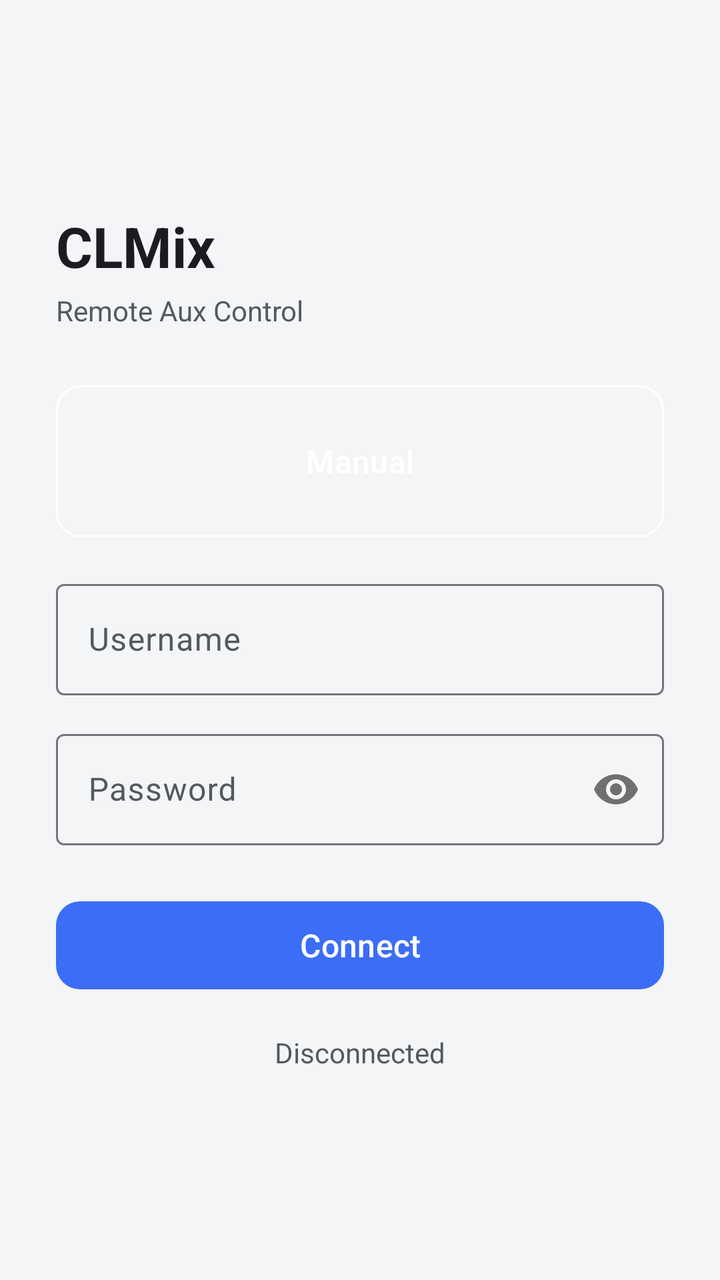
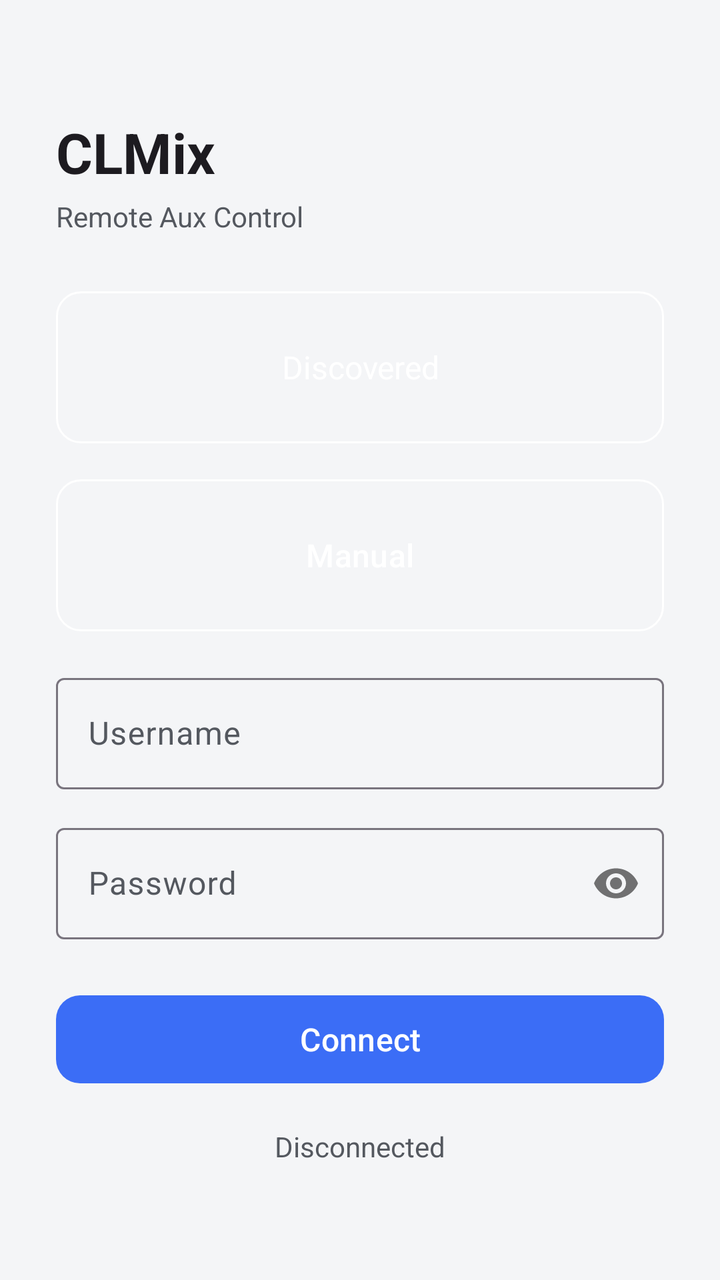

Two renders of the same Android screen: before a commit and after it. Below are the layout's source before the change and the commit's diff.
<!-- AndroidManifest.xml: application theme Theme.CLMix -->
<!-- res/layout/activity_connect.xml -->
<?xml version="1.0" encoding="utf-8"?>
<ScrollView xmlns:android="http://schemas.android.com/apk/res/android"
    xmlns:app="http://schemas.android.com/apk/res-auto"
    android:layout_width="match_parent"
    android:layout_height="match_parent"
    android:fillViewport="true">

    <LinearLayout
        android:id="@+id/content"
        android:layout_width="match_parent"
        android:layout_height="wrap_content"
        android:orientation="vertical"
        android:padding="28dp"
        android:gravity="center_vertical">

        <TextView
            android:layout_width="wrap_content"
            android:layout_height="wrap_content"
            android:text="@string/app_name"
            android:textSize="28sp"
            android:textStyle="bold"
            android:textColor="?attr/colorOnBackground"
            android:layout_marginBottom="4dp" />

        <TextView
            android:layout_width="wrap_content"
            android:layout_height="wrap_content"
            android:text="Remote Aux Control"
            android:textSize="14sp"
            android:textColor="?attr/colorOnSurfaceVariant"
            android:layout_marginBottom="28dp" />

        <TextView
            android:id="@+id/discovered_label"
            android:layout_width="wrap_content"
            android:layout_height="wrap_content"
            android:text="Found on this network"
            android:textSize="12sp"
            android:textColor="?attr/colorOnSurfaceVariant"
            android:layout_marginBottom="6dp"
            android:visibility="gone" />

        <com.google.android.material.chip.ChipGroup
            android:id="@+id/discovered_servers"
            android:layout_width="match_parent"
            android:layout_height="wrap_content"
            android:layout_marginBottom="18dp"
            android:visibility="gone" />

        <LinearLayout
            android:id="@+id/manual_container"
            android:layout_width="match_parent"
            android:layout_height="wrap_content"
            android:orientation="vertical"
            android:background="@drawable/manual_fields_border"
            android:padding="12dp"
            android:layout_marginBottom="18dp">

            <com.google.android.material.button.MaterialButton
                android:id="@+id/manual_button"
                android:layout_width="match_parent"
                android:layout_height="52dp"
                android:text="Manual"
                android:textSize="16sp"
                android:textColor="@android:color/white"
                app:backgroundTint="@android:color/transparent"
                app:rippleColor="#33FFFFFF"
                app:elevation="0dp"
                app:cornerRadius="8dp" />

            <LinearLayout
                android:id="@+id/manual_fields"
                android:layout_width="match_parent"
                android:layout_height="wrap_content"
                android:orientation="vertical"
                android:layout_marginTop="12dp"
                android:visibility="gone">

                <com.google.android.material.textfield.TextInputLayout
                    style="@style/Widget.Material3.TextInputLayout.OutlinedBox"
                    android:layout_width="match_parent"
                    android:layout_height="wrap_content"
                    android:hint="Server Address"
                    android:layout_marginBottom="14dp">

                    <com.google.android.material.textfield.TextInputEditText
                        android:id="@+id/host_input"
                        android:layout_width="match_parent"
                        android:layout_height="wrap_content"
                        android:inputType="textNoSuggestions" />

                </com.google.android.material.textfield.TextInputLayout>

                <com.google.android.material.textfield.TextInputLayout
                    style="@style/Widget.Material3.TextInputLayout.OutlinedBox"
                    android:layout_width="match_parent"
                    android:layout_height="wrap_content"
                    android:hint="Port">

                    <com.google.android.material.textfield.TextInputEditText
                        android:id="@+id/port_input"
                        android:layout_width="match_parent"
                        android:layout_height="wrap_content"
                        android:inputType="number" />

                </com.google.android.material.textfield.TextInputLayout>

            </LinearLayout>

        </LinearLayout>

        <com.google.android.material.textfield.TextInputLayout
            style="@style/Widget.Material3.TextInputLayout.OutlinedBox"
            android:layout_width="match_parent"
            android:layout_height="wrap_content"
            android:hint="Username"
            android:layout_marginBottom="14dp">

            <com.google.android.material.textfield.TextInputEditText
                android:id="@+id/username_input"
                android:layout_width="match_parent"
                android:layout_height="wrap_content"
                android:inputType="textNoSuggestions" />

        </com.google.android.material.textfield.TextInputLayout>

        <com.google.android.material.textfield.TextInputLayout
            style="@style/Widget.Material3.TextInputLayout.OutlinedBox"
            android:layout_width="match_parent"
            android:layout_height="wrap_content"
            android:hint="Password"
            app:passwordToggleEnabled="true"
            android:layout_marginBottom="24dp">

            <com.google.android.material.textfield.TextInputEditText
                android:id="@+id/password_input"
                android:layout_width="match_parent"
                android:layout_height="wrap_content"
                android:inputType="textPassword" />

        </com.google.android.material.textfield.TextInputLayout>

        <com.google.android.material.button.MaterialButton
            android:id="@+id/connect_button"
            android:layout_width="match_parent"
            android:layout_height="52dp"
            android:text="Connect"
            android:textSize="16sp"
            app:cornerRadius="12dp" />

        <TextView
            android:id="@+id/status_label"
            android:layout_width="wrap_content"
            android:layout_height="wrap_content"
            android:layout_gravity="center_horizontal"
            android:layout_marginTop="18dp"
            android:textColor="?attr/colorOnSurfaceVariant"
            android:text="Disconnected" />

    </LinearLayout>

</ScrollView>
<!-- resources referenced by this layout -->
<resources>
  <!-- drawable manual_fields_border (drawable) -->
  <?xml version="1.0" encoding="utf-8"?>
  <shape xmlns:android="http://schemas.android.com/apk/res/android"
      android:shape="rectangle">
  
      <corners android:radius="12dp" />
  
      <stroke
          android:width="1dp"
          android:color="@android:color/white" />
  
  </shape>
  <string name="app_name">CLMix</string>
  <style name="Theme.CLMix" parent="Theme.Material3.DayNight.NoActionBar">
          <item name="colorPrimary">@color/primary</item>
          <item name="colorOnPrimary">@color/on_primary</item>
          <item name="colorSecondary">@color/secondary</item>
          <item name="colorOnSecondary">@color/on_secondary</item>
          <item name="android:colorBackground">@color/background</item>
          <item name="colorSurface">@color/surface</item>
          <item name="colorOnSurface">@color/on_surface</item>
          <item name="colorSurfaceVariant">@color/surface_variant</item>
          <item name="colorOnSurfaceVariant">@color/on_surface_variant</item>
          <item name="colorError">@color/mute_active</item>
      </style>
  <color name="primary">#3B6DF6</color>
  <color name="on_primary">#FFFFFF</color>
  <color name="secondary">#1FAA6B</color>
  <color name="on_secondary">#FFFFFF</color>
  <color name="background">#F4F5F7</color>
  <color name="surface">#FFFFFF</color>
  <color name="on_surface">#1B1D22</color>
  <color name="surface_variant">#E7E9EE</color>
  <color name="on_surface_variant">#54585F</color>
  <color name="mute_active">#E5473F</color>
</resources>

<!-- the commit's change to res/layout/activity_connect.xml (unified diff, before → after) -->
@@ -30,22 +30,33 @@
             android:textColor="?attr/colorOnSurfaceVariant"
             android:layout_marginBottom="28dp" />
 
-        <TextView
-            android:id="@+id/discovered_label"
-            android:layout_width="wrap_content"
-            android:layout_height="wrap_content"
-            android:text="Found on this network"
-            android:textSize="12sp"
-            android:textColor="?attr/colorOnSurfaceVariant"
-            android:layout_marginBottom="6dp"
-            android:visibility="gone" />
-
-        <com.google.android.material.chip.ChipGroup
-            android:id="@+id/discovered_servers"
+        <LinearLayout
+            android:id="@+id/discovered_container"
             android:layout_width="match_parent"
             android:layout_height="wrap_content"
-            android:layout_marginBottom="18dp"
-            android:visibility="gone" />
+            android:orientation="vertical"
+            android:background="@drawable/manual_fields_border"
+            android:padding="12dp"
+            android:layout_marginBottom="18dp">
+
+            <TextView
+                android:id="@+id/discovered_label"
+                android:layout_width="match_parent"
+                android:layout_height="52dp"
+                android:gravity="center"
+                android:text="Discovered"
+                android:textSize="16sp"
+                android:textColor="@android:color/white" />
+
+            <LinearLayout
+                android:id="@+id/discovered_servers"
+                android:layout_width="match_parent"
+                android:layout_height="wrap_content"
+                android:orientation="vertical"
+                android:layout_marginTop="12dp"
+                android:visibility="gone" />
+
+        </LinearLayout>
 
         <LinearLayout
             android:id="@+id/manual_container"
